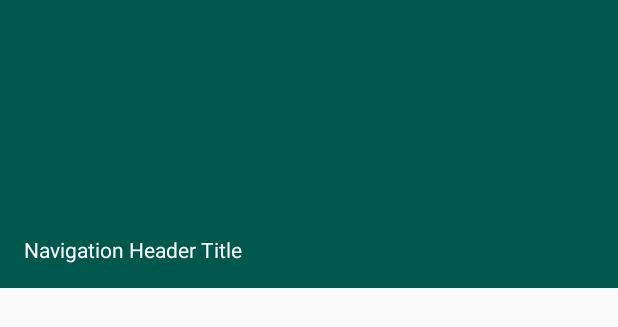
After one commit to WSU-Team-Projects-2019/StanklessTrashcan-App, an Android app: the layout nav_header.xml on its own in the app's theme, with its tools: preview values and no code run, on a phone screen of 412 x 824 dp. The commit adds this screen. Shown: the top 327 px of the screen. Run offline under Robolectric (Android 15) with nearby library versions, the phone set to English and light mode, and no system bars.

Commit message:
initial code for navigation bar.

```diff
--- a/TrashCAN/app/build.gradle
+++ b/TrashCAN/app/build.gradle
@@ -21,6 +21,7 @@ android {
 dependencies {
     implementation fileTree(dir: 'libs', include: ['*.jar'])
     implementation 'com.android.support:appcompat-v7:28.0.0'
+    implementation 'com.android.support:design:28.0.0'
     implementation 'com.android.support.constraint:constraint-layout:1.1.3'
     implementation group: 'org.apache.httpcomponents' , name: 'httpclient-android' , version: '4.3.5.1'
     testImplementation 'junit:junit:4.12'
--- /dev/null
+++ b/TrashCAN/app/src/main/res/layout/nav_header.xml
@@ -0,0 +1,17 @@
+<?xml version="1.0" encoding="utf-8"?>
+<LinearLayout xmlns:android="http://schemas.android.com/apk/res/android"
+    android:layout_width="match_parent"
+    android:layout_height="192dp"
+    android:background="?attr/colorPrimaryDark"
+    android:padding="16dp"
+    android:theme="@style/ThemeOverlay.AppCompat.Dark"
+    android:orientation="vertical"
+    android:gravity="bottom">
+
+    <TextView
+        android:layout_width="match_parent"
+        android:layout_height="wrap_content"
+        android:text="Navigation Header Title"
+        android:textAppearance="@style/TextAppearance.AppCompat.Body1"/>
+
+</LinearLayout>
```
Also changed, not shown: TrashCAN/app/src/main/res/layout/activity_main.xml (+24 -2 lines), TrashCAN/app/src/main/res/layout/drawer_view.xml (added, +17 -0 lines).
